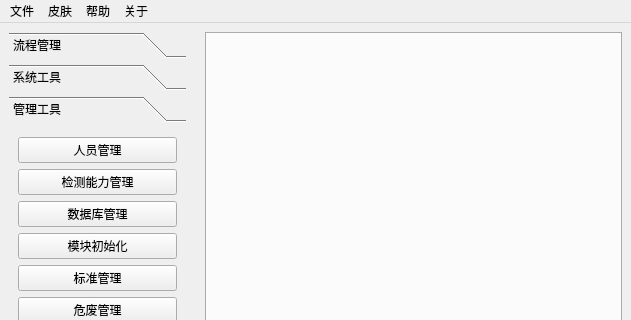
Above: src/Client/mainwindow.ui from hcc01/ELIMS before the change; both pictures show x 0 to 631 and y 0 to 320 of the 631 by 592 pixel window. Below: the same form after it.
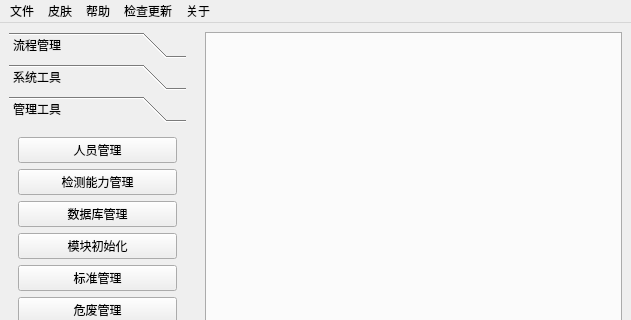
That is the form after the change.

What changed in the file:
```diff
--- a/src/Client/mainwindow.ui
+++ b/src/Client/mainwindow.ui
@@ -320,9 +320,17 @@
     </property>
     <addaction name="actionVersion"/>
    </widget>
+   <widget class="QMenu" name="menu_4">
+    <property name="title">
+     <string>检查更新</string>
+    </property>
+    <addaction name="updateTypeAct"/>
+    <addaction name="updateParameterAct"/>
+   </widget>
    <addaction name="menu"/>
    <addaction name="skinMenu"/>
    <addaction name="menu_2"/>
+   <addaction name="menu_4"/>
    <addaction name="menu_3"/>
   </widget>
   <widget class="QStatusBar" name="statusbar"/>
```
Left out of the diff: 10 changed lines with no effect on the pictures.
